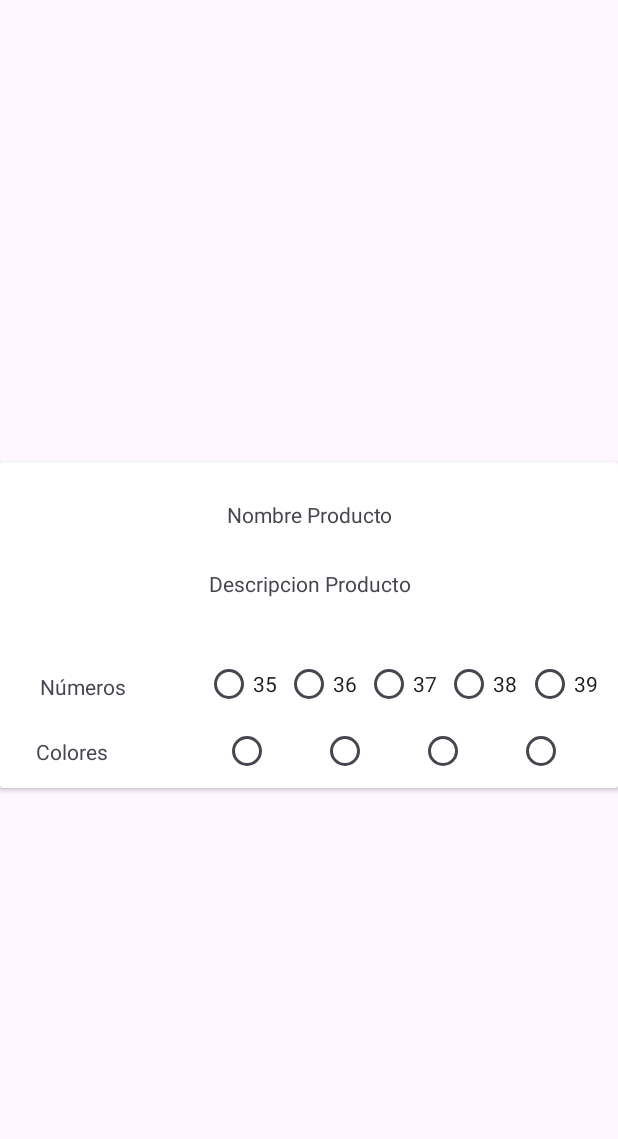
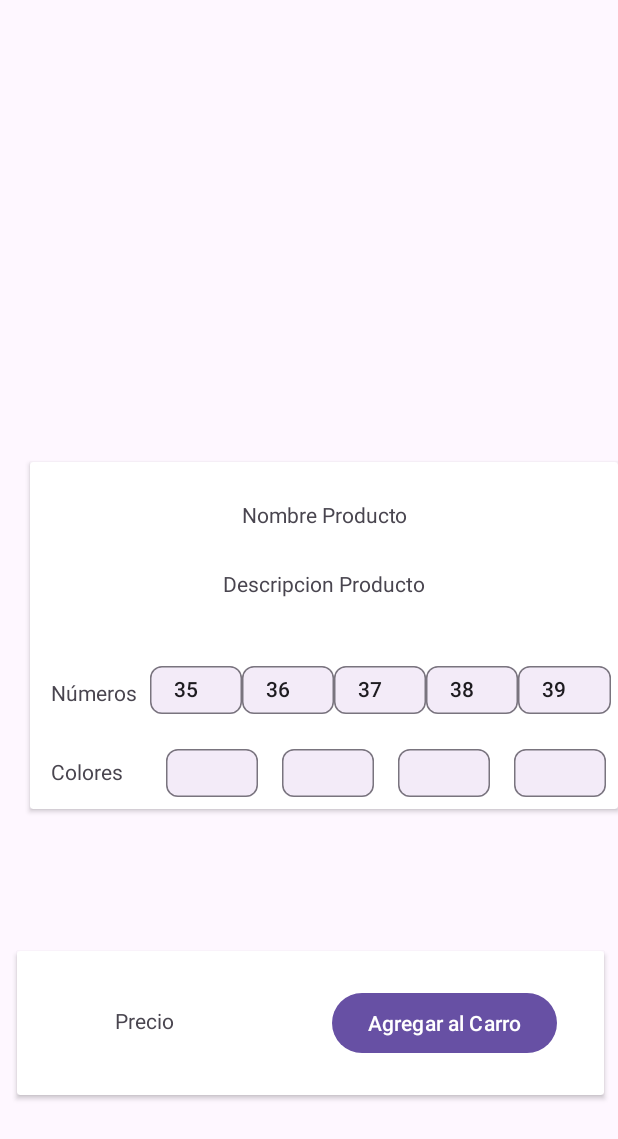
Before and after one commit to LeoCofre/Shoes_tap, an Android app: the fragment DetailFragment shown on its own in the app's theme, on a phone screen of 412 x 824 dp. Shown: the top 1139 px of the screen. Run offline under Robolectric (Android 15) with nearby library versions, the phone set to English and light mode, and no system bars.

Commit message:
Cambio de componentes en el diseño

```diff
--- a/app/src/main/res/layout/fragment_detail.xml
+++ b/app/src/main/res/layout/fragment_detail.xml
@@ -18,8 +18,9 @@
         tools:src="@tools:sample/avatars" />
 
     <androidx.cardview.widget.CardView
-        android:layout_width="412dp"
-        android:layout_height="217dp"
+        android:id="@+id/cardView"
+        android:layout_width="wrap_content"
+        android:layout_height="wrap_content"
         android:layout_marginTop="44dp"
         app:layout_constraintEnd_toEndOf="parent"
         app:layout_constraintHorizontal_bias="1.0"
@@ -55,19 +56,19 @@
 
             <TextView
                 android:id="@+id/textView4"
-                android:layout_width="90dp"
+                android:layout_width="66dp"
                 android:layout_height="27dp"
-                android:layout_marginTop="40dp"
+                android:layout_marginTop="44dp"
                 android:text="Números"
                 app:layout_constraintEnd_toStartOf="@+id/radioGroup"
-                app:layout_constraintHorizontal_bias="0.095"
+                app:layout_constraintHorizontal_bias="0.0"
                 app:layout_constraintStart_toStartOf="@+id/textView3"
                 app:layout_constraintTop_toBottomOf="@+id/textView3" />
 
-            <RadioGroup
+            <com.google.android.material.chip.ChipGroup
                 android:id="@+id/radioGroup"
-                android:layout_width="268dp"
-                android:layout_height="40dp"
+                android:layout_width="307dp"
+                android:layout_height="55dp"
                 android:layout_marginTop="28dp"
                 app:layout_constraintEnd_toEndOf="parent"
                 app:layout_constraintHorizontal_bias="0.95"
@@ -79,58 +80,57 @@
                     android:layout_height="match_parent"
                     android:orientation="horizontal">
 
-                    <RadioButton
+                    <com.google.android.material.chip.Chip
                         android:id="@+id/radioButton2"
                         android:layout_width="wrap_content"
-                        android:layout_height="match_parent"
+                        android:layout_height="wrap_content"
                         android:layout_weight="1"
                         android:text="35" />
 
-                    <RadioButton
+                    <com.google.android.material.chip.Chip
                         android:id="@+id/radioButton3"
                         android:layout_width="wrap_content"
                         android:layout_height="wrap_content"
                         android:layout_weight="1"
                         android:text="36" />
 
-                    <RadioButton
+                    <com.google.android.material.chip.Chip
                         android:id="@+id/radioButton4"
                         android:layout_width="wrap_content"
                         android:layout_height="wrap_content"
                         android:layout_weight="1"
                         android:text="37" />
 
-                    <RadioButton
+                    <com.google.android.material.chip.Chip
                         android:id="@+id/radioButton5"
                         android:layout_width="wrap_content"
                         android:layout_height="wrap_content"
                         android:layout_weight="1"
                         android:text="38" />
 
-                    <RadioButton
+                    <com.google.android.material.chip.Chip
                         android:id="@+id/radioButton6"
                         android:layout_width="wrap_content"
                         android:layout_height="wrap_content"
                         android:layout_weight="1"
                         android:text="39" />
                 </LinearLayout>
-            </RadioGroup>
+            </com.google.android.material.chip.ChipGroup>
 
             <TextView
                 android:id="@+id/textView5"
-                android:layout_width="104dp"
-                android:layout_height="24dp"
-                android:layout_marginStart="24dp"
+                android:layout_width="67dp"
+                android:layout_height="21dp"
                 android:layout_marginTop="16dp"
                 android:text="Colores"
                 app:layout_constraintBottom_toBottomOf="parent"
-                app:layout_constraintStart_toStartOf="parent"
+                app:layout_constraintStart_toStartOf="@+id/textView4"
                 app:layout_constraintTop_toBottomOf="@+id/textView4"
-                app:layout_constraintVertical_bias="0.0" />
+                app:layout_constraintVertical_bias="0.418" />
 
             <com.google.android.material.chip.ChipGroup
-                android:layout_width="262dp"
-                android:layout_height="40dp"
+                android:layout_width="309dp"
+                android:layout_height="48dp"
                 app:layout_constraintBottom_toBottomOf="parent"
                 app:layout_constraintEnd_toEndOf="parent"
                 app:layout_constraintHorizontal_bias="0.95"
@@ -142,25 +142,25 @@
                     android:layout_height="match_parent"
                     android:orientation="horizontal">
 
-                    <RadioButton
+                    <com.google.android.material.chip.Chip
                         android:id="@+id/radioButton7"
                         android:layout_width="wrap_content"
                         android:layout_height="wrap_content"
                         android:layout_weight="1" />
 
-                    <RadioButton
+                    <com.google.android.material.chip.Chip
                         android:id="@+id/radioButton8"
                         android:layout_width="wrap_content"
                         android:layout_height="wrap_content"
                         android:layout_weight="1" />
 
-                    <RadioButton
+                    <com.google.android.material.chip.Chip
                         android:id="@+id/radioButton9"
                         android:layout_width="wrap_content"
                         android:layout_height="wrap_content"
                         android:layout_weight="1" />
 
-                    <RadioButton
+                    <com.google.android.material.chip.Chip
                         android:id="@+id/radioButton10"
                         android:layout_width="wrap_content"
                         android:layout_height="wrap_content"
@@ -169,4 +169,42 @@
             </com.google.android.material.chip.ChipGroup>
         </androidx.constraintlayout.widget.ConstraintLayout>
     </androidx.cardview.widget.CardView>
+
+    <androidx.cardview.widget.CardView
+        android:layout_width="391dp"
+        android:layout_height="wrap_content"
+        android:layout_marginStart="2dp"
+        app:layout_constraintBottom_toBottomOf="parent"
+        app:layout_constraintEnd_toEndOf="parent"
+        app:layout_constraintStart_toStartOf="parent"
+        app:layout_constraintTop_toBottomOf="@+id/cardView" >
+
+        <androidx.constraintlayout.widget.ConstraintLayout
+            android:layout_width="match_parent"
+            android:layout_height="96dp">
+
+            <TextView
+                android:id="@+id/textView6"
+                android:layout_width="113dp"
+                android:layout_height="37dp"
+                android:layout_marginStart="28dp"
+                android:layout_marginTop="28dp"
+                android:gravity="center"
+                android:text="Precio"
+                app:layout_constraintStart_toStartOf="parent"
+                app:layout_constraintTop_toTopOf="parent" />
+
+            <Button
+                android:id="@+id/button"
+                android:layout_width="wrap_content"
+                android:layout_height="wrap_content"
+                android:text="Agregar al Carro"
+                app:layout_constraintBottom_toBottomOf="parent"
+                app:layout_constraintEnd_toEndOf="parent"
+                app:layout_constraintHorizontal_bias="0.687"
+                app:layout_constraintStart_toEndOf="@+id/textView6"
+                app:layout_constraintTop_toTopOf="parent" />
+        </androidx.constraintlayout.widget.ConstraintLayout>
+    </androidx.cardview.widget.CardView>
+
 </androidx.constraintlayout.widget.ConstraintLayout>
```
